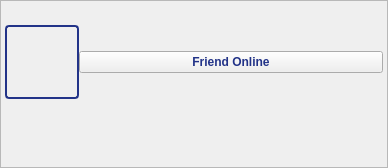
First picture: the form in retroshare-gui/src/gui/toaster/OnlineToaster.ui, repository RetroShare/RetroShare, before the edit.
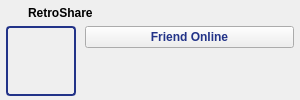
Second picture: the form after the edit. Icons and pictures are not drawn.

Commit message: changed the layout of all Toasters to look like same

What changed in the file:
```diff
--- a/retroshare-gui/src/gui/toaster/OnlineToaster.ui
+++ b/retroshare-gui/src/gui/toaster/OnlineToaster.ui
@@ -6,8 +6,8 @@
    <rect>
     <x>0</x>
     <y>0</y>
-    <width>388</width>
-    <height>168</height>
+    <width>300</width>
+    <height>100</height>
    </rect>
   </property>
   <layout class="QGridLayout">
@@ -20,7 +20,7 @@
    <item row="0" column="0">
     <widget class="QFrame" name="windowFrame">
      <property name="frameShape">
-      <enum>QFrame::StyledPanel</enum>
+      <enum>QFrame::NoFrame</enum>
      </property>
      <property name="frameShadow">
       <enum>QFrame::Raised</enum>
@@ -34,13 +34,25 @@
       </property>
       <item row="0" column="0">
        <layout class="QGridLayout">
-        <property name="margin">
+        <property name="leftMargin">
+         <number>6</number>
+        </property>
+        <property name="topMargin">
+         <number>2</number>
+        </property>
+        <property name="rightMargin">
+         <number>6</number>
+        </property>
+        <property name="bottomMargin">
          <number>0</number>
         </property>
-        <property name="spacing">
+        <property name="horizontalSpacing">
+         <number>6</number>
+        </property>
+        <property name="verticalSpacing">
          <number>0</number>
         </property>
-        <item row="0" column="2">
+        <item row="0" column="3">
          <widget class="QPushButton" name="closeButton">
           <property name="minimumSize">
            <size>
@@ -69,50 +81,99 @@
           </property>
          </widget>
         </item>
-        <item row="0" column="1">
+        <item row="0" column="2">
          <spacer>
           <property name="orientation">
            <enum>Qt::Horizontal</enum>
           </property>
           <property name="sizeHint" stdset="0">
            <size>
-            <width>225</width>
+            <width>20</width>
             <height>22</height>
            </size>
           </property>
          </spacer>
         </item>
+        <item row="0" column="0">
+         <widget class="QLabel" name="label">
+          <property name="minimumSize">
+           <size>
+            <width>16</width>
+            <height>16</height>
+           </size>
+          </property>
+          <property name="maximumSize">
+           <size>
+            <width>16</width>
+            <height>16</height>
+           </size>
+          </property>
+          <property name="text">
+           <string/>
+          </property>
+          <property name="pixmap">
+           <pixmap resource="../images.qrc">:/images/rstray3.png</pixmap>
+          </property>
+          <property name="scaledContents">
+           <bool>true</bool>
+          </property>
+         </widget>
+        </item>
+        <item row="0" column="1">
+         <widget class="QLabel" name="label_2">
+          <property name="font">
+           <font>
+            <pointsize>9</pointsize>
+            <weight>75</weight>
+            <bold>true</bold>
+           </font>
+          </property>
+          <property name="text">
+           <string>RetroShare</string>
+          </property>
+         </widget>
+        </item>
        </layout>
       </item>
       <item row="1" column="0">
        <layout class="QGridLayout">
         <property name="leftMargin">
-         <number>4</number>
+         <number>6</number>
         </property>
         <property name="topMargin">
          <number>2</number>
         </property>
         <property name="rightMargin">
-         <number>4</number>
+         <number>6</number>
         </property>
         <property name="bottomMargin">
-         <number>2</number>
+         <number>0</number>
         </property>
-        <property name="spacing">
+        <property name="horizontalSpacing">
+         <number>9</number>
+        </property>
+        <property name="verticalSpacing">
          <number>0</number>
         </property>
-        <item row="0" column="0" rowspan="3">
+        <item row="1" column="1" rowspan="2">
+         <widget class="QLabel" name="messageLabel">
+          <property name="text">
+           <string/>
+          </property>
+         </widget>
+        </item>
+        <item row="0" column="0" rowspan="4">
          <widget class="QLabel" name="pixmaplabel">
           <property name="minimumSize">
            <size>
-            <width>74</width>
-            <height>74</height>
+            <width>70</width>
+            <height>70</height>
            </size>
           </property>
           <property name="maximumSize">
            <size>
-            <width>74</width>
-            <height>74</height>
+            <width>70</width>
+            <height>70</height>
            </size>
           </property>
           <property name="styleSheet">
@@ -133,19 +194,6 @@
          </widget>
         </item>
         <item row="0" column="1">
-         <spacer>
-          <property name="orientation">
-           <enum>Qt::Horizontal</enum>
-          </property>
-          <property name="sizeHint" stdset="0">
-           <size>
-            <width>121</width>
-            <height>20</height>
-           </size>
-          </property>
-         </spacer>
-        </item>
-        <item row="1" column="1">
          <widget class="QPushButton" name="messageButton">
           <property name="font">
            <font>
@@ -161,15 +209,15 @@
           </property>
          </widget>
         </item>
-        <item row="2" column="1">
+        <item row="3" column="1">
          <spacer>
           <property name="orientation">
            <enum>Qt::Horizontal</enum>
           </property>
           <property name="sizeHint" stdset="0">
            <size>
-            <width>121</width>
-            <height>20</height>
+            <width>20</width>
+            <height>10</height>
            </size>
           </property>
          </spacer>
@@ -177,54 +225,14 @@
        </layout>
       </item>
       <item row="2" column="0">
-       <layout class="QGridLayout">
-        <property name="topMargin">
-         <number>6</number>
-        </property>
-        <item row="0" column="0">
-         <spacer>
-          <property name="orientation">
-           <enum>Qt::Horizontal</enum>
-          </property>
-          <property name="sizeHint" stdset="0">
-           <size>
-            <width>81</width>
-            <height>18</height>
-           </size>
-          </property>
-         </spacer>
-        </item>
-        <item row="0" column="1">
-         <widget class="QLabel" name="messageLabel">
-          <property name="text">
-           <string/>
-          </property>
-         </widget>
-        </item>
-        <item row="0" column="2">
-         <spacer>
-          <property name="orientation">
-           <enum>Qt::Horizontal</enum>
-          </property>
-          <property name="sizeHint" stdset="0">
-           <size>
-            <width>131</width>
-            <height>18</height>
-           </size>
-          </property>
-         </spacer>
-        </item>
-       </layout>
-      </item>
-      <item row="3" column="0">
        <spacer>
         <property name="orientation">
          <enum>Qt::Vertical</enum>
         </property>
         <property name="sizeHint" stdset="0">
          <size>
-          <width>384</width>
-          <height>61</height>
+          <width>100</width>
+          <height>40</height>
          </size>
         </property>
        </spacer>
```
Left out of the diff: 5 changed lines with no effect on the pictures. The commit also changes 15 other files.
